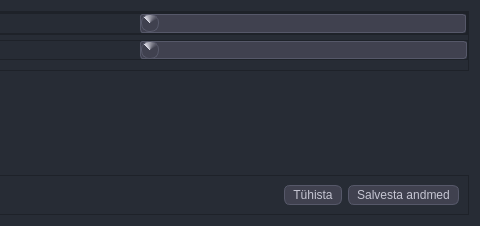
Above: mailabl-qgis/config/confWidgets/ContractsSetup.ui from TuloliKalver/mailabl-qgis before the change; both pictures show x 210 to 690 and y 0 to 226 of the 690 by 226 pixel window. Below: the same form after it.
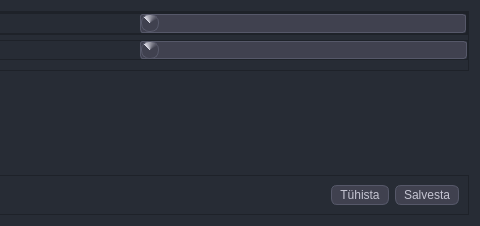
That is the form after the change. Icons and pictures are not drawn. Custom widgets are drawn as their Qt base class.

```diff
--- a/mailabl-qgis/config/confWidgets/ContractsSetup.ui
+++ b/mailabl-qgis/config/confWidgets/ContractsSetup.ui
@@ -16,6 +16,13 @@
     <verstretch>0</verstretch>
    </sizepolicy>
   </property>
+  <property name="font">
+   <font>
+    <pointsize>10</pointsize>
+    <weight>75</weight>
+    <bold>true</bold>
+   </font>
+  </property>
   <property name="windowTitle">
    <string>Lepingute seaded</string>
   </property>
@@ -334,7 +341,7 @@
          </font>
         </property>
         <property name="text">
-         <string>Salvesta andmed</string>
+         <string>Salvesta</string>
         </property>
         <property name="icon">
          <iconset>
```
